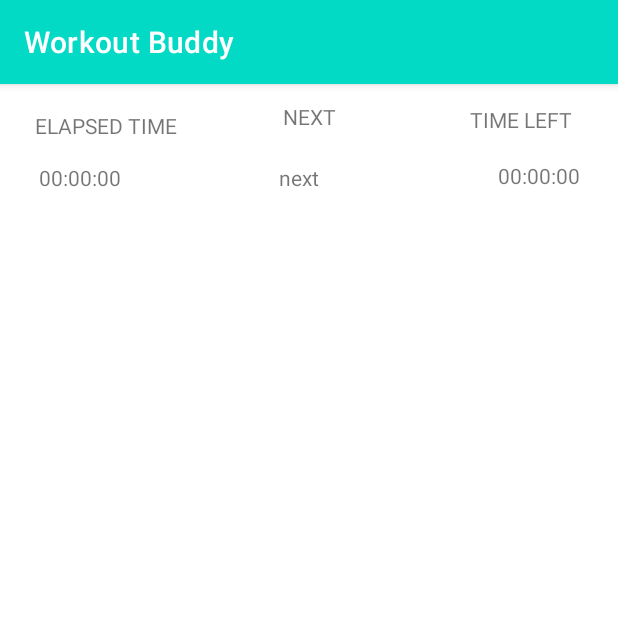
After one commit to emile067/Wokout-Buddy, an Android app: the WorkoutActivity screen opened directly, with no data from a screen before it, on a phone screen of 412 x 824 dp, the top half of it. The commit adds this screen. Run offline under Robolectric (Android 15) with nearby library versions, the phone set to English and light mode, and no system bars.

Commit message:
create a recycler adapter for local exercises list

```diff
--- a/app/src/main/AndroidManifest.xml
+++ b/app/src/main/AndroidManifest.xml
@@ -9,6 +9,7 @@
         android:roundIcon="@mipmap/ic_launcher_round"
         android:supportsRtl="true"
         android:theme="@style/Theme.WorkoutBuddy">
+        <activity android:name=".ui.WorkoutActivity"></activity>
         <activity android:name=".ui.NewWorkoutActivity" />
         <activity android:name=".ui.MainActivity">
             <intent-filter>
--- /dev/null
+++ b/app/src/main/java/com/moringa/workoutbuddy/adapters/NewWorkoutAdapter.java
@@ -0,0 +1,55 @@
+package com.moringa.workoutbuddy.adapters;
+
+import android.content.Context;
+import android.view.LayoutInflater;
+import android.view.View;
+import android.view.ViewGroup;
+import android.widget.TextView;
+
+import androidx.annotation.NonNull;
+import androidx.recyclerview.widget.RecyclerView;
+
+import com.moringa.workoutbuddy.R;
+import com.moringa.workoutbuddy.models.Exercise;
+
+import java.util.List;
+
+import butterknife.BindView;
+import butterknife.ButterKnife;
+
+public class NewWorkoutAdapter extends RecyclerView.Adapter<NewWorkoutAdapter.ExerciseViewHolder>{
+    private List<Exercise> mExercises;
+    @NonNull
+    @Override
+    public NewWorkoutAdapter.ExerciseViewHolder onCreateViewHolder(@NonNull ViewGroup parent, int viewType) {
+        View view = LayoutInflater.from(parent.getContext()).inflate(R.layout.new_workout_list_item, parent, false);
+        ExerciseViewHolder viewHolder = new ExerciseViewHolder(view);
+        return viewHolder;
+    }
+
+    @Override
+    public void onBindViewHolder(@NonNull NewWorkoutAdapter.ExerciseViewHolder holder, int position) {
+        holder.bindExercise(mExercises.get(position));
+    }
+
+    @Override
+    public int getItemCount() {
+        return mExercises.size();
+    }
+
+    public class ExerciseViewHolder extends RecyclerView.ViewHolder{
+        @BindView(R.id.newExerciseNameView)
+        TextView mNewExerciseNameView;
+        private Context mContext;
+
+        public ExerciseViewHolder(@NonNull View itemView) {
+            super(itemView);
+            ButterKnife.bind(this, itemView);
+            mContext = itemView.getContext();
+        }
+
+        public void bindExercise(Exercise exercise){
+            mNewExerciseNameView.setText(exercise.getName());
+        }
+    }
+}
--- a/app/src/main/java/com/moringa/workoutbuddy/ui/NewWorkoutActivity.java
+++ b/app/src/main/java/com/moringa/workoutbuddy/ui/NewWorkoutActivity.java
@@ -21,14 +21,14 @@ public class NewWorkoutActivity extends AppCompatActivity implements ExerciseDia
     @BindView(R.id.addExerciseButton)
     ImageButton mAddExerciseButton;
 
-    List<Exercise> exerciseList = new ArrayList<Exercise>();
+    List<Exercise> exerciseList;
 
     @Override
     protected void onCreate(Bundle savedInstanceState) {
         super.onCreate(savedInstanceState);
         setContentView(R.layout.activity_new_workout);
         ButterKnife.bind(this);
-
+        exerciseList = new ArrayList<Exercise>();
 
         mAddExerciseButton.setOnClickListener(new View.OnClickListener() {
             @Override
--- /dev/null
+++ b/app/src/main/java/com/moringa/workoutbuddy/ui/WorkoutActivity.java
@@ -0,0 +1,16 @@
+package com.moringa.workoutbuddy.ui;
+
+import androidx.appcompat.app.AppCompatActivity;
+
+import android.os.Bundle;
+
+import com.moringa.workoutbuddy.R;
+
+public class WorkoutActivity extends AppCompatActivity {
+
+    @Override
+    protected void onCreate(Bundle savedInstanceState) {
+        super.onCreate(savedInstanceState);
+        setContentView(R.layout.activity_workout);
+    }
+}
--- /dev/null
+++ b/app/src/main/res/layout/activity_workout.xml
@@ -0,0 +1,90 @@
+<?xml version="1.0" encoding="utf-8"?>
+<RelativeLayout xmlns:android="http://schemas.android.com/apk/res/android"
+    xmlns:app="http://schemas.android.com/apk/res-auto"
+    xmlns:tools="http://schemas.android.com/tools"
+    android:layout_width="match_parent"
+    android:layout_height="match_parent"
+    tools:context=".ui.WorkoutActivity">
+
+
+    <TextView
+        android:id="@+id/textView"
+        android:layout_width="wrap_content"
+        android:layout_height="wrap_content"
+        android:layout_alignParentStart="true"
+        android:layout_alignParentLeft="true"
+        android:layout_alignParentTop="true"
+        android:layout_marginStart="23dp"
+        android:layout_marginLeft="23dp"
+        android:layout_marginTop="18dp"
+        android:text="ELAPSED TIME" />
+
+    <TextView
+        android:id="@+id/textView2"
+        android:layout_width="wrap_content"
+        android:layout_height="wrap_content"
+        android:layout_alignParentTop="true"
+        android:layout_alignParentEnd="true"
+        android:layout_alignParentRight="true"
+        android:layout_marginTop="14dp"
+        android:layout_marginEnd="30dp"
+        android:layout_marginRight="30dp"
+        android:text="TIME LEFT" />
+
+    <TextView
+        android:id="@+id/elapsedTimeTextView"
+        android:layout_width="wrap_content"
+        android:layout_height="wrap_content"
+        android:layout_below="@+id/textView"
+        android:layout_alignParentStart="true"
+        android:layout_alignParentLeft="true"
+        android:layout_marginStart="26dp"
+        android:layout_marginLeft="26dp"
+        android:layout_marginTop="15dp"
+        android:text="00:00:00" />
+
+    <TextView
+        android:id="@+id/timeLeftTextView"
+        android:layout_width="wrap_content"
+        android:layout_height="wrap_content"
+        android:layout_below="@+id/textView2"
+        android:layout_alignParentEnd="true"
+        android:layout_alignParentRight="true"
+        android:layout_marginTop="18dp"
+        android:layout_marginEnd="25dp"
+        android:layout_marginRight="25dp"
+        android:text="00:00:00" />
+
+    <TextView
+        android:id="@+id/textView5"
+        android:layout_width="wrap_content"
+        android:layout_height="wrap_content"
+        android:layout_alignParentTop="true"
+        android:layout_marginStart="70dp"
+        android:layout_marginLeft="70dp"
+        android:layout_marginTop="12dp"
+        android:layout_marginEnd="68dp"
+        android:layout_marginRight="68dp"
+        android:layout_toStartOf="@+id/textView2"
+        android:layout_toLeftOf="@+id/textView2"
+        android:layout_toEndOf="@+id/textView"
+        android:layout_toRightOf="@+id/textView"
+        android:text="NEXT" />
+
+    <TextView
+        android:id="@+id/nextExerciseTextView"
+        android:layout_width="wrap_content"
+        android:layout_height="wrap_content"
+        android:layout_below="@+id/textView5"
+        android:layout_marginStart="105dp"
+        android:layout_marginLeft="105dp"
+        android:layout_marginTop="21dp"
+        android:layout_marginEnd="86dp"
+        android:layout_marginRight="86dp"
+        android:layout_toStartOf="@+id/timeLeftTextView"
+        android:layout_toLeftOf="@+id/timeLeftTextView"
+        android:layout_toEndOf="@+id/elapsedTimeTextView"
+        android:layout_toRightOf="@+id/elapsedTimeTextView"
+        android:text="next" />
+
+</RelativeLayout>
--- /dev/null
+++ b/app/src/main/res/layout/new_workout_list_item.xml
@@ -0,0 +1,11 @@
+<?xml version="1.0" encoding="utf-8"?>
+<RelativeLayout xmlns:android="http://schemas.android.com/apk/res/android"
+    android:layout_width="match_parent" android:layout_height="match_parent">
+
+    <TextView
+        android:id="@+id/newExerciseNameView"
+        android:layout_width="match_parent"
+        android:layout_height="wrap_content"
+        android:padding="10dp"
+        android:text="exercise" />
+</RelativeLayout>
```
